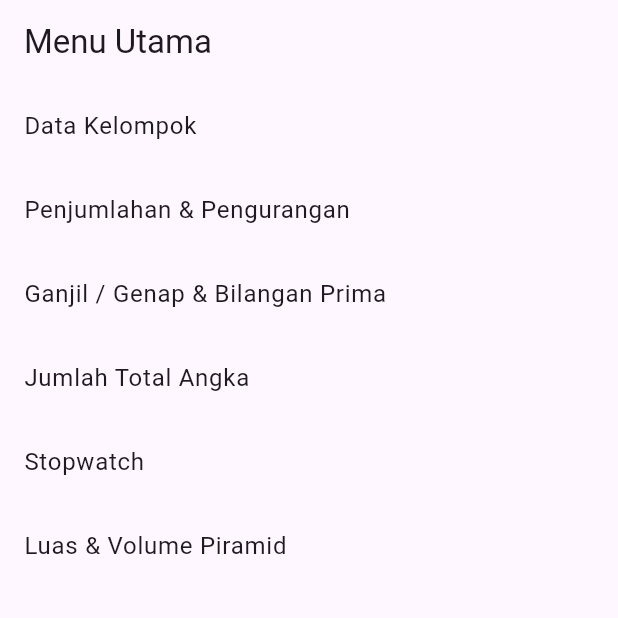
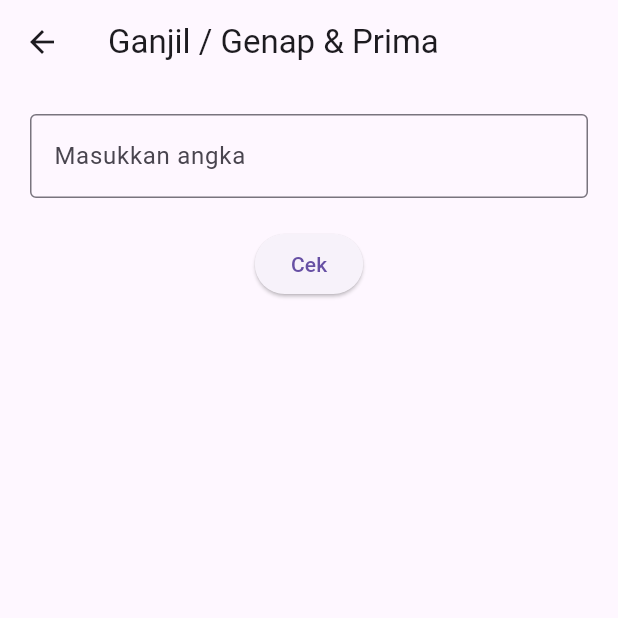
Before and after one commit to afifbashair/TugasTPM2, a Flutter app: the screen it shows after launch, after a tap on "Ganjil / Genap & Bilangan Prima", on a phone screen of 412 x 824 dp, the top half of it. Run offline on Flutter 3.47's test engine with Material 3 defaults, Android fonts, the phone set to English and light mode, and no system bars.

Commit message:
cek bilangan

```diff
--- a/lib/pages/cekbilangan_page.dart
+++ b/lib/pages/cekbilangan_page.dart
@@ -0,0 +1,75 @@
+import 'package:flutter/material.dart';
+
+class CekbilanganPage extends StatefulWidget {
+  const CekbilanganPage({Key? key}) : super(key: key);
+
+  @override
+  _CekbilanganPageState createState() => _CekbilanganPageState();
+}
+
+class _CekbilanganPageState extends State<CekbilanganPage> {
+  TextEditingController angka = TextEditingController();
+  String hasil = "";
+
+  bool isPrima(int n) {
+    if (n <= 1) return false;
+    for (int i = 2; i < n; i++) {
+      if (n % i == 0) return false;
+    }
+    return true;
+  }
+
+  void cekBilangan() {
+    int n = int.parse(angka.text);
+
+    String ganjilGenap = (n % 2 == 0) ? "Genap" : "Ganjil";
+    String prima = isPrima(n) ? "Bilangan Prima" : "Bukan Prima";
+
+    setState(() {
+      hasil = "$ganjilGenap\n$prima";
+    });
+  }
+
+  @override
+  void dispose() {
+    angka.dispose();
+    super.dispose();
+  }
+
+  @override
+  Widget build(BuildContext context) {
+    return Scaffold(
+      appBar: AppBar(
+        title: const Text("Ganjil / Genap & Prima"),
+      ),
+      body: Padding(
+        padding: const EdgeInsets.all(20),
+        child: Column(
+          children: [
+            TextField(
+              controller: angka,
+              keyboardType: TextInputType.number,
+              decoration: const InputDecoration(
+                labelText: "Masukkan angka",
+                border: OutlineInputBorder(),
+              ),
+            ),
+            const SizedBox(height: 20),
+
+            ElevatedButton(
+              onPressed: cekBilangan,
+              child: const Text("Cek"),
+            ),
+
+            const SizedBox(height: 20),
+
+            Text(
+              hasil,
+              style: const TextStyle(fontSize: 20),
+            )
+          ],
+        ),
+      ),
+    );
+  }
+}
--- a/lib/pages/home_page.dart
+++ b/lib/pages/home_page.dart
@@ -13,15 +13,13 @@ class HomePage extends StatelessWidget {
       appBar: AppBar(title: Text("Menu Utama")),
       body: ListView(
         children: [
-
           ListTile(
             title: Text("Data Kelompok"),
             onTap: () {
-              Navigator.push(context,
-                  MaterialPageRoute(builder: (_) => KelompokPage()));
+              Navigator.push(
+                  context, MaterialPageRoute(builder: (_) => KelompokPage()));
             },
           ),
-
           ListTile(
             title: Text("Penjumlahan & Pengurangan"),
             onTap: () {
@@ -29,15 +27,13 @@ class HomePage extends StatelessWidget {
               //     MaterialPageRoute(builder: (_) => KalkulatorPage()));
             },
           ),
-
           ListTile(
             title: Text("Ganjil / Genap & Bilangan Prima"),
             onTap: () {
-              // Navigator.push(context,
-              //     MaterialPageRoute(builder: (_) => BilanganPage()));
+              Navigator.push(context,
+                  MaterialPageRoute(builder: (_) => CekbilanganPage()));
             },
           ),
-
           ListTile(
             title: Text("Jumlah Total Angka"),
             onTap: () {
@@ -45,23 +41,20 @@ class HomePage extends StatelessWidget {
               //     MaterialPageRoute(builder: (_) => JumlahAngkaPage()));
             },
           ),
-
           ListTile(
             title: Text("Stopwatch"),
             onTap: () {
-              Navigator.push(context,
-                  MaterialPageRoute(builder: (_) => StopwatchPage()));
+              Navigator.push(
+                  context, MaterialPageRoute(builder: (_) => StopwatchPage()));
             },
           ),
-
           ListTile(
             title: Text("Luas & Volume Piramid"),
             onTap: () {
-              Navigator.push(context,
-                  MaterialPageRoute(builder: (_) => PiramidPage()));
+              Navigator.push(
+                  context, MaterialPageRoute(builder: (_) => PiramidPage()));
             },
           ),
-
         ],
       ),
     );
```
Also changed, not shown: pubspec.lock.
